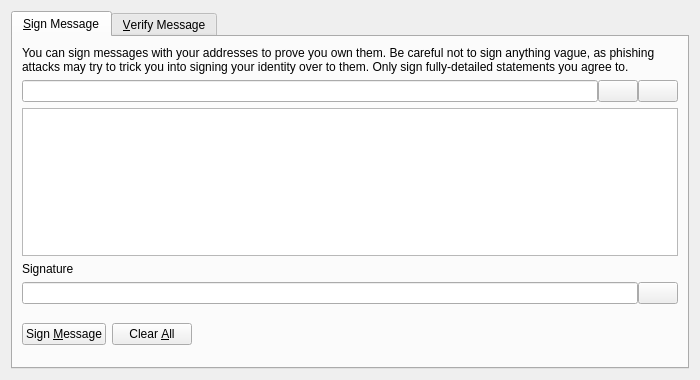
Worldcoin-Network/litecoin, file src/qt/forms/signverifymessagedialog.ui: the form before one commit.
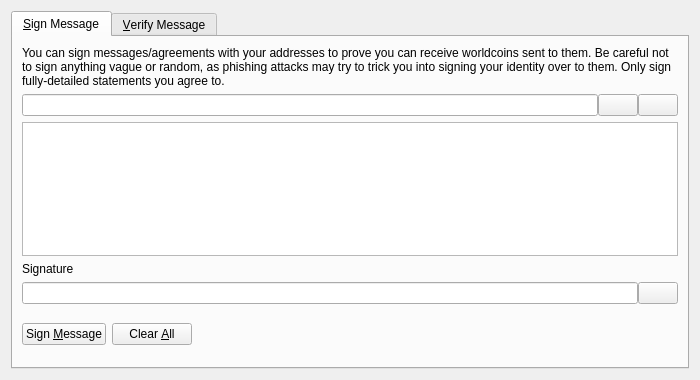
The form after the commit. Icons and pictures are not drawn. Custom widgets are drawn as their Qt base class.

Patch:
```diff
--- a/src/qt/forms/signverifymessagedialog.ui
+++ b/src/qt/forms/signverifymessagedialog.ui
@@ -30,7 +30,7 @@
        <item>
         <widget class="QLabel" name="infoLabel_SM">
          <property name="text">
-          <string>You can sign messages with your addresses to prove you own them. Be careful not to sign anything vague, as phishing attacks may try to trick you into signing your identity over to them. Only sign fully-detailed statements you agree to.</string>
+          <string>You can sign messages/agreements with your addresses to prove you can receive worldcoins sent to them. Be careful not to sign anything vague or random, as phishing attacks may try to trick you into signing your identity over to them. Only sign fully-detailed statements you agree to.</string>
          </property>
          <property name="textFormat">
           <enum>Qt::PlainText</enum>
```
Left out of the diff: 18 changed lines with no effect on the pictures.
